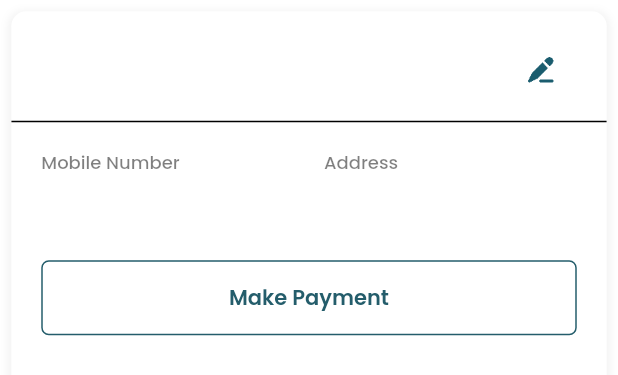
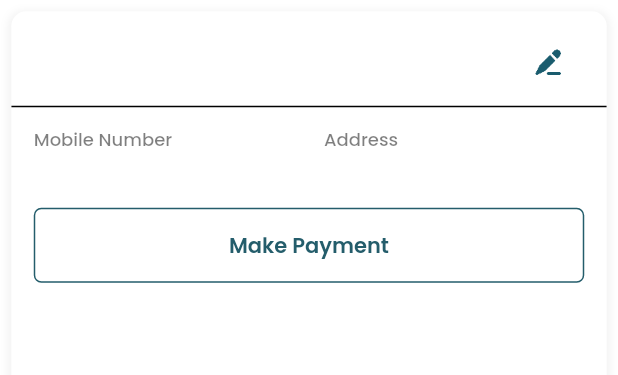
Before and after one commit to SatyaMirthipati/photographers_book, a Flutter app: the BookingCard widget shown alone on an empty page, opened directly with empty values, on a phone screen of 412 x 824 dp. Shown: the top 375 px of the screen. Run offline on Flutter 3.47's test engine with Material 3 defaults, Android fonts, the phone set to English and light mode, and no system bars; our stand-ins replace cached_network_image, dio, expandable_page_view, fluro, image_picker, lottie and 6 more; missing offline and left inert: flutter_portal, syncfusion_flutter_pdfviewer; accounts and stored records are empty; network calls fail.

Commit message:
Card ui changes

```diff
--- a/lib/ui/screens/bookings/widgets/booking_card.dart
+++ b/lib/ui/screens/bookings/widgets/booking_card.dart
@@ -30,10 +30,7 @@ class BookingCard extends StatelessWidget {
           children: [
             const SizedBox(height: 10),
             Padding(
-              padding: const EdgeInsets.symmetric(
-                horizontal: 20,
-                vertical: 5,
-              ),
+              padding: const EdgeInsets.symmetric(horizontal: 15),
               child: Row(
                 children: [
                   Text(
@@ -42,6 +39,7 @@ class BookingCard extends StatelessWidget {
                   ),
                   const Spacer(),
                   IconButton(
+                    constraints: const BoxConstraints(maxHeight: 40),
                     onPressed: () {
                       Navigator.pushNamed(
                         context,
@@ -56,7 +54,7 @@ class BookingCard extends StatelessWidget {
             const SizedBox(height: 5),
             const Divider(),
             Padding(
-              padding: const EdgeInsets.all(20),
+              padding: const EdgeInsets.all(15),
               child: Column(
                 crossAxisAlignment: CrossAxisAlignment.stretch,
                 children: [
@@ -83,7 +81,6 @@ class BookingCard extends StatelessWidget {
                     ],
                   ),
                   const SizedBox(height: 15),
-                  const SizedBox(height: 20),
                   OutlinedButton(
                     style: OutlinedButton.styleFrom(
                       foregroundColor: MyColors.primaryColor,
```
Also changed, not shown: lib/ui/screens/events/widgets/event_card.dart (+14 -6 lines).
